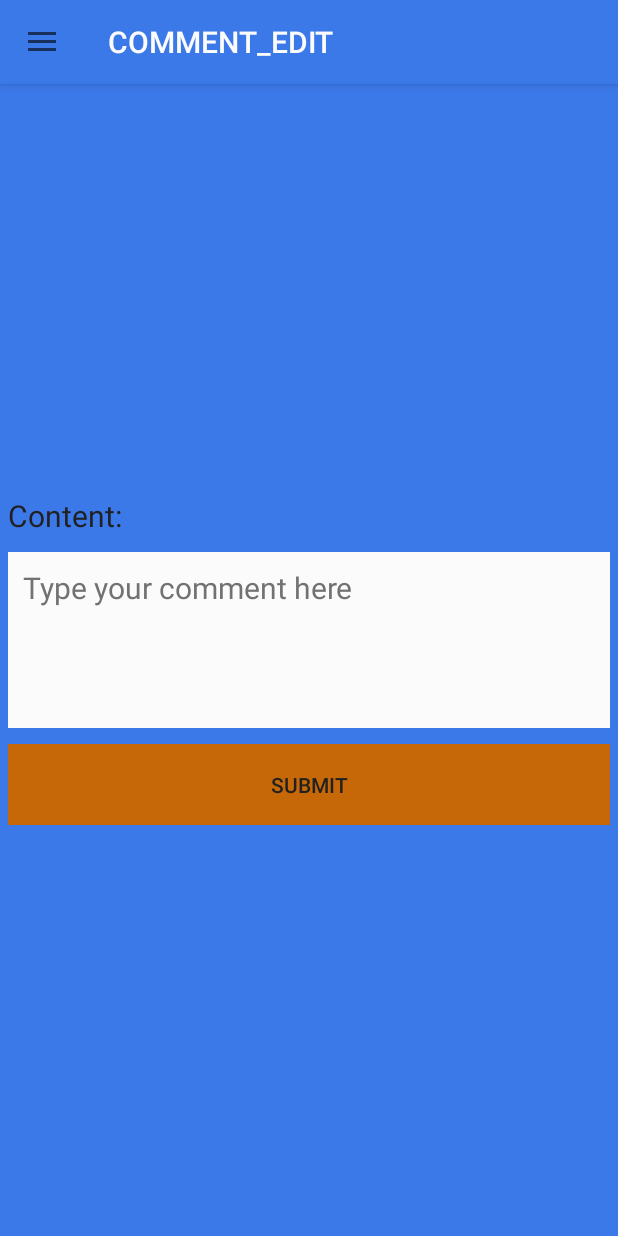
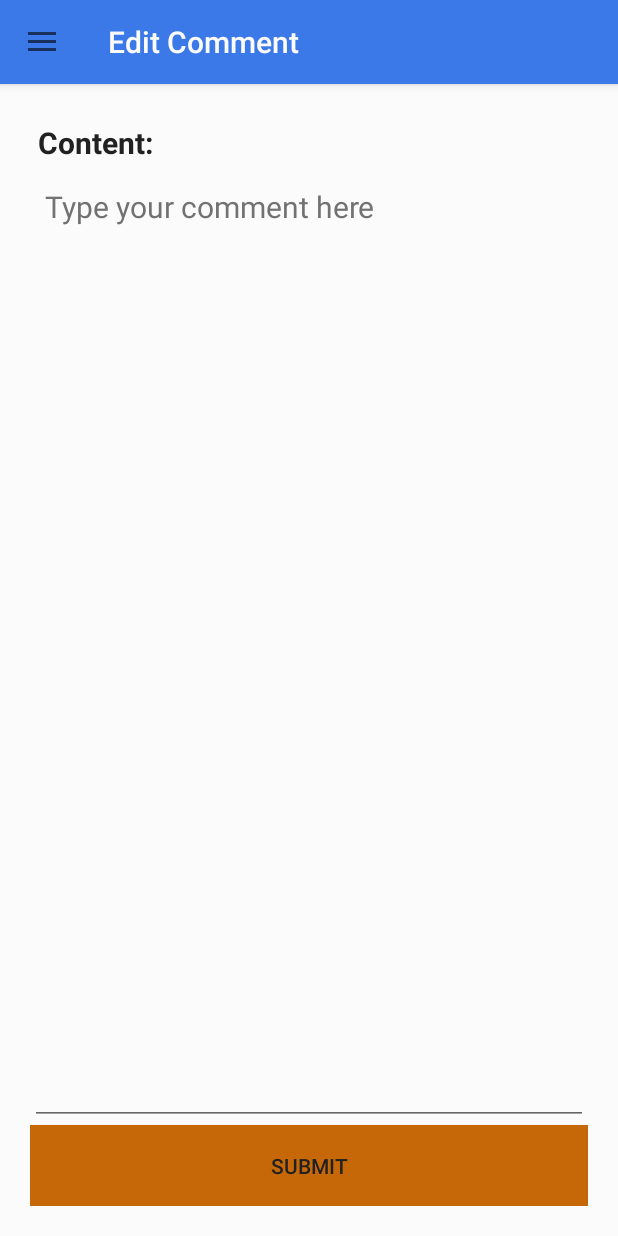
Before and after one commit to bounswe/bounswe2015group8, an Android app: the fragment CommentEditFragment placed in its activity, on a phone screen of 412 x 824 dp. Run offline under Robolectric (Android 15) with nearby library versions, the phone set to English and light mode, and no system bars; 2 statements that could not run were skipped.

Commit message:
Redesigned comment add/edit page. Moved commonly used dimensions to dimens.xml

```diff
--- a/android/app/src/main/java/com/cmpe/bounswe2015group8/westory/front/CommentEditFragment.java
+++ b/android/app/src/main/java/com/cmpe/bounswe2015group8/westory/front/CommentEditFragment.java
@@ -22,6 +22,7 @@ import org.json.JSONObject;
  */
 public class CommentEditFragment extends NamedFragment implements View.OnClickListener{
     public static final String NAME = "COMMENT_EDIT";
+    public static final String TITLE = "Edit Comment";
     private Button btnSubmit;
     private EditText etContent;
     private boolean isNew = true;
@@ -87,7 +88,7 @@ public class CommentEditFragment extends NamedFragment implements View.OnClickLi
     }
     @Override
     String getTitle() {
-        return NAME;
+        return TITLE;
     }
 
 }
--- a/android/app/src/main/res/layout/fragment_comment_edit.xml
+++ b/android/app/src/main/res/layout/fragment_comment_edit.xml
@@ -1,42 +1,43 @@
 <?xml version="1.0" encoding="utf-8"?>
-<LinearLayout xmlns:android="http://schemas.android.com/apk/res/android"
+<RelativeLayout xmlns:android="http://schemas.android.com/apk/res/android"
     android:layout_width="fill_parent"
     android:layout_height="fill_parent"
-    android:background="@color/primary"
+    android:background="@color/primary_light"
     android:orientation="vertical"
-    android:gravity="center">
+    android:gravity="center"
+    android:padding="@dimen/relative_layout_margin">
 
     <TextView
         android:id="@+id/tvCommentEditContent"
+        android:layout_width="wrap_content"
+        android:layout_height="wrap_content"
+        android:layout_margin="5dp"
+        android:layout_alignParentStart="true"
+        android:layout_alignParentLeft="true"
+        android:layout_alignParentTop="true"
+        android:text="@string/generic_content"
+        android:textColor="@color/primary_text"
+        android:textSize="20sp"
+        android:textStyle="bold"/>
+    <Button
+        android:id="@+id/btnCommentEditSubmit"
         android:layout_width="fill_parent"
         android:layout_height="wrap_content"
-        android:layout_margin="5dp"
-        android:text="@string/generic_content"
+        android:layout_alignParentBottom="true"
+        android:background="@color/accent"
+        android:text="@string/btn_submit"
         android:textColor="@color/primary_text"
-        android:textSize="20sp" />
-
+        android:elevation="@dimen/btn_elevation"/>
     <EditText
         android:id="@+id/etCommentEditContent"
         android:layout_width="fill_parent"
         android:layout_height="wrap_content"
-        android:layout_margin="5dp"
-        android:background="@color/primary_light"
+        android:layout_below="@id/tvCommentEditContent"
+        android:layout_above="@id/btnCommentEditSubmit"
         android:hint="@string/comment_hint"
         android:textColor="@color/primary_text"
         android:textColorHint="@color/secondary_text"
         android:textSize="20sp"
         android:gravity="start"
-        android:padding="10dp"
-        android:minLines="4"
-        android:maxLines="4"/>
-    <Button
-        android:id="@+id/btnCommentEditSubmit"
-        android:layout_width="fill_parent"
-        android:layout_height="wrap_content"
-        android:layout_margin="5dp"
-        android:background="@color/accent"
-        android:text="@string/btn_submit"
-        android:textColor="@color/primary_text" />
-
-
-</LinearLayout>
+        android:padding="10dp"/>
+</RelativeLayout>
--- a/android/app/src/main/res/layout/fragment_heritages.xml
+++ b/android/app/src/main/res/layout/fragment_heritages.xml
@@ -19,7 +19,7 @@
         android:layout_height="wrap_content"
         android:layout_width="wrap_content"
         android:layout_gravity="bottom|end"
-        android:layout_margin="20dp"
+        android:layout_margin="@dimen/relative_layout_margin"
         android:src="@drawable/ic_add_white_24dp"
         />
 </FrameLayout>
--- a/android/app/src/main/res/layout/heritage_small.xml
+++ b/android/app/src/main/res/layout/heritage_small.xml
@@ -58,7 +58,7 @@
         android:layout_height="wrap_content"
         android:layout_below="@+id/tvHeritageSmallCreationDateValue"
         android:layout_centerHorizontal="true"
-        android:layout_margin="10dp"
+        android:layout_margin="@dimen/relative_layout_margin_between"
         android:textAppearance="?android:attr/textAppearanceSmall"
         android:text="@string/hint_heritage_description" />
 
@@ -71,8 +71,8 @@
         android:layout_alignParentStart="true"
         android:textAppearance="?android:attr/textAppearanceSmall"
         android:text="@string/generic_see_more"
-        android:layout_marginStart="20dp"
-        android:layout_marginLeft="20dp"
+        android:layout_marginStart="@dimen/relative_layout_margin"
+        android:layout_marginLeft="@dimen/relative_layout_margin"
         android:clickable="true"
         android:textStyle="italic" />
 </RelativeLayout>
--- a/android/app/src/main/res/layout/post_small.xml
+++ b/android/app/src/main/res/layout/post_small.xml
@@ -57,7 +57,7 @@
         android:layout_height="wrap_content"
         android:layout_below="@+id/tvPostSmallCreationDateValue"
         android:layout_centerHorizontal="true"
-        android:layout_margin="10dp"
+        android:layout_margin="@dimen/relative_layout_margin_between"
         android:textAppearance="?android:attr/textAppearanceSmall"
         android:text="@string/hint_heritage_description"/>
 
@@ -70,8 +70,8 @@
         android:layout_alignParentStart="true"
         android:textAppearance="?android:attr/textAppearanceSmall"
         android:text="@string/generic_see_more"
-        android:layout_marginStart="20dp"
-        android:layout_marginLeft="20dp"
+        android:layout_marginStart="@dimen/relative_layout_margin"
+        android:layout_marginLeft="@dimen/relative_layout_margin"
         android:clickable="true"
         android:textStyle="italic" />
 </RelativeLayout>
--- a/android/app/src/main/res/values/dimens.xml
+++ b/android/app/src/main/res/values/dimens.xml
@@ -2,4 +2,8 @@
     <!-- Default screen margins, per the Android Design guidelines. -->
     <dimen name="activity_horizontal_margin">16dp</dimen>
     <dimen name="activity_vertical_margin">16dp</dimen>
+
+    <dimen name="btn_elevation">2dp</dimen>
+    <dimen name="relative_layout_margin">20dp</dimen>
+    <dimen name="relative_layout_margin_between">10dp</dimen>
 </resources>
```
Also changed, not shown: android/app/src/main/res/layout/fragment_heritage_edit.xml (+5 -5 lines), android/app/src/main/res/layout/fragment_heritage_view_group_item.xml (+6 -6 lines), android/app/src/main/res/layout/fragment_heritage_view_header.xml (+10 -9 lines), android/app/src/main/res/layout/fragment_login.xml (+6 -6 lines), android/app/src/main/res/layout/fragment_post_edit.xml (+5 -4 lines), android/app/src/main/res/layout/fragment_post_view_header.xml (+21 -15 lines), android/app/src/main/res/layout/fragment_register.xml (+15 -15 lines).
